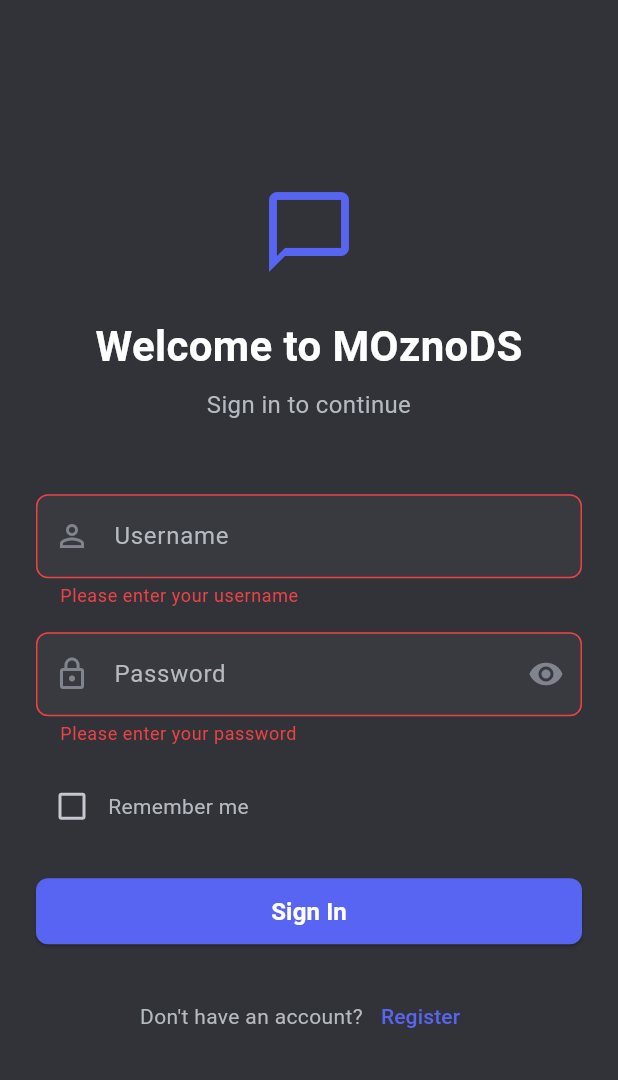
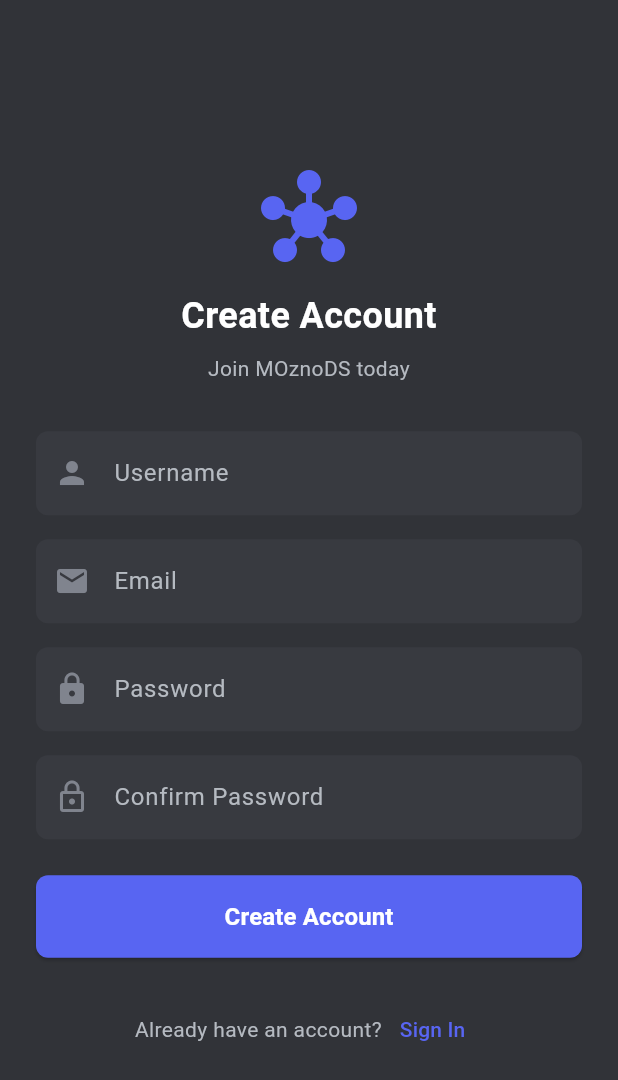
Before and after one commit to MikhailOznobikhin/moznods, a Flutter app: the screen it shows after launch, after a tap on "Sign In", after a tap on "Register", on a phone screen of 412 x 824 dp. Shown: the top 1080 px of the screen. Run offline on Flutter 3.47's test engine with Material 3 defaults, Android fonts, the phone set to English and light mode, and no system bars; our stand-ins replace audioplayers, dio, file_picker, flutter_riverpod, flutter_secure_storage, go_router and 1 more; missing offline and left inert: flutter_webrtc; network calls fail.

Commit message:
flutter fix

```diff
--- a/moznods_flutter/lib/api/router.dart
+++ b/moznods_flutter/lib/api/router.dart
@@ -3,6 +3,7 @@ import 'package:flutter_riverpod/flutter_riverpod.dart';
 import '../store/auth_provider.dart';
 import '../ui/screens/dashboard_layout.dart';
 import '../ui/screens/login_screen.dart';
+import '../ui/screens/register_screen.dart';
 
 final routerProvider = Provider<GoRouter>((ref) {
   final authState = ref.watch(authProvider);
@@ -12,9 +13,10 @@ final routerProvider = Provider<GoRouter>((ref) {
     redirect: (context, state) {
       final isLoggedIn = authState.user != null;
       final isLoggingIn = state.matchedLocation == '/login';
+      final isRegistering = state.matchedLocation == '/register';
 
-      if (!isLoggedIn && !isLoggingIn) return '/login';
-      if (isLoggedIn && isLoggingIn) return '/';
+      if (!isLoggedIn && !isLoggingIn && !isRegistering) return '/login';
+      if (isLoggedIn && (isLoggingIn || isRegistering)) return '/';
       return null;
     },
     routes: [
@@ -32,6 +34,10 @@ final routerProvider = Provider<GoRouter>((ref) {
         ],
       ),
       GoRoute(path: '/login', builder: (context, state) => const LoginScreen()),
+      GoRoute(
+        path: '/register',
+        builder: (context, state) => const RegisterScreen(),
+      ),
     ],
   );
 });
--- a/moznods_flutter/lib/store/chat_provider.dart
+++ b/moznods_flutter/lib/store/chat_provider.dart
@@ -57,7 +57,7 @@ class ChatNotifier extends StateNotifier<ChatState> {
   Future<void> fetchMessages(int roomId) async {
     state = state.copyWith(isLoading: true, error: null);
     try {
-      final response = await _client.dio.get('/api/chat/$roomId/messages/');
+      final response = await _client.dio.get('/api/rooms/$roomId/messages/');
       final dynamic data = response.data;
       List results;
       if (data is List) {
--- a/moznods_flutter/lib/ui/screens/login_screen.dart
+++ b/moznods_flutter/lib/ui/screens/login_screen.dart
@@ -183,7 +183,7 @@ class _LoginScreenState extends ConsumerState<LoginScreen> {
                         style: TextStyle(color: Color(0xFFB5BAC1)),
                       ),
                       TextButton(
-                        onPressed: () {},
+                        onPressed: () => context.go('/register'),
                         child: const Text(
                           'Register',
                           style: TextStyle(color: Color(0xFF5865F2)),
--- /dev/null
+++ b/moznods_flutter/lib/ui/screens/register_screen.dart
@@ -0,0 +1,277 @@
+import 'package:flutter/material.dart';
+import 'package:go_router/go_router.dart';
+import 'package:dio/dio.dart';
+import '../../api/dio_client.dart';
+
+class RegisterScreen extends StatefulWidget {
+  const RegisterScreen({super.key});
+
+  @override
+  State<RegisterScreen> createState() => _RegisterScreenState();
+}
+
+class _RegisterScreenState extends State<RegisterScreen> {
+  final _formKey = GlobalKey<FormState>();
+  final _usernameController = TextEditingController();
+  final _emailController = TextEditingController();
+  final _passwordController = TextEditingController();
+  final _confirmPasswordController = TextEditingController();
+  bool _isLoading = false;
+  String? _errorMessage;
+
+  @override
+  void dispose() {
+    _usernameController.dispose();
+    _emailController.dispose();
+    _passwordController.dispose();
+    _confirmPasswordController.dispose();
+    super.dispose();
+  }
+
+  Future<void> _handleRegister() async {
+    if (!_formKey.currentState!.validate()) return;
+
+    setState(() {
+      _isLoading = true;
+      _errorMessage = null;
+    });
+
+    try {
+      final client = DioClient();
+      await client.dio.post(
+        '/api/auth/register/',
+        data: {
+          'username': _usernameController.text.trim(),
+          'email': _emailController.text.trim(),
+          'password': _passwordController.text,
+          'password_confirm': _confirmPasswordController.text,
+        },
+      );
+
+      if (mounted) {
+        ScaffoldMessenger.of(context).showSnackBar(
+          const SnackBar(
+            content: Text('Registration successful! Please login.'),
+            backgroundColor: Colors.green,
+          ),
+        );
+        context.go('/login');
+      }
+    } on DioException catch (e) {
+      setState(() {
+        _errorMessage =
+            e.response?.data?['detail'] ??
+            e.response?.data?['message'] ??
+            'Registration failed. Please try again.';
+      });
+    } catch (e) {
+      setState(() {
+        _errorMessage = 'An unexpected error occurred.';
+      });
+    } finally {
+      if (mounted) {
+        setState(() {
+          _isLoading = false;
+        });
+      }
+    }
+  }
+
+  @override
+  Widget build(BuildContext context) {
+    return Scaffold(
+      backgroundColor: const Color(0xFF313338),
+      body: Center(
+        child: SingleChildScrollView(
+          padding: const EdgeInsets.all(24),
+          child: ConstrainedBox(
+            constraints: const BoxConstraints(maxWidth: 400),
+            child: Form(
+              key: _formKey,
+              child: Column(
+                mainAxisAlignment: MainAxisAlignment.center,
+                crossAxisAlignment: CrossAxisAlignment.stretch,
+                children: [
+                  const Icon(Icons.hub, size: 64, color: Color(0xFF5865F2)),
+                  const SizedBox(height: 16),
+                  const Text(
+                    'Create Account',
+                    textAlign: TextAlign.center,
+                    style: TextStyle(
+                      fontSize: 24,
+                      fontWeight: FontWeight.bold,
+                      color: Colors.white,
+                    ),
+                  ),
+                  const SizedBox(height: 8),
+                  const Text(
+                    'Join MOznoDS today',
+                    textAlign: TextAlign.center,
+                    style: TextStyle(fontSize: 14, color: Color(0xFFB5BAC1)),
+                  ),
+                  const SizedBox(height: 32),
+                  if (_errorMessage != null)
+                    Container(
+                      padding: const EdgeInsets.all(12),
+                      margin: const EdgeInsets.only(bottom: 16),
+                      decoration: BoxDecoration(
+                        color: Colors.red.withValues(alpha: 0.1),
+                        borderRadius: BorderRadius.circular(8),
+                        border: Border.all(
+                          color: Colors.red.withValues(alpha: 0.3),
+                        ),
+                      ),
+                      child: Text(
+                        _errorMessage!,
+                        style: const TextStyle(color: Colors.red),
+                        textAlign: TextAlign.center,
+                      ),
+                    ),
+                  TextFormField(
+                    controller: _usernameController,
+                    decoration: _inputDecoration(
+                      label: 'Username',
+                      icon: Icons.person,
+                    ),
+                    validator: (value) {
+                      if (value == null || value.trim().isEmpty) {
+                        return 'Please enter a username';
+                      }
+                      if (value.trim().length < 3) {
+                        return 'Username must be at least 3 characters';
+                      }
+                      return null;
+                    },
+                  ),
+                  const SizedBox(height: 16),
+                  TextFormField(
+                    controller: _emailController,
+                    decoration: _inputDecoration(
+                      label: 'Email',
+                      icon: Icons.email,
+                    ),
+                    keyboardType: TextInputType.emailAddress,
+                    validator: (value) {
+                      if (value == null || value.trim().isEmpty) {
+                        return 'Please enter an email';
+                      }
+                      if (!RegExp(
+                        r'^[\w-\.]+@([\w-]+\.)+[\w-]{2,4}$',
+                      ).hasMatch(value)) {
+                        return 'Please enter a valid email';
+                      }
+                      return null;
+                    },
+                  ),
+                  const SizedBox(height: 16),
+                  TextFormField(
+                    controller: _passwordController,
+                    decoration: _inputDecoration(
+                      label: 'Password',
+                      icon: Icons.lock,
+                    ),
+                    obscureText: true,
+                    validator: (value) {
+                      if (value == null || value.isEmpty) {
+                        return 'Please enter a password';
+                      }
+                      if (value.length < 8) {
+                        return 'Password must be at least 8 characters';
+                      }
+                      return null;
+                    },
+                  ),
+                  const SizedBox(height: 16),
+                  TextFormField(
+                    controller: _confirmPasswordController,
+                    decoration: _inputDecoration(
+                      label: 'Confirm Password',
+                      icon: Icons.lock_outline,
+                    ),
+                    obscureText: true,
+                    validator: (value) {
+                      if (value != _passwordController.text) {
+                        return 'Passwords do not match';
+                      }
+                      return null;
+                    },
+                  ),
+                  const SizedBox(height: 24),
+                  ElevatedButton(
+                    onPressed: _isLoading ? null : _handleRegister,
+                    style: ElevatedButton.styleFrom(
+                      backgroundColor: const Color(0xFF5865F2),
+                      foregroundColor: Colors.white,
+                      padding: const EdgeInsets.symmetric(vertical: 16),
+                      shape: RoundedRectangleBorder(
+                        borderRadius: BorderRadius.circular(8),
+                      ),
+                    ),
+                    child: _isLoading
+                        ? const SizedBox(
+                            height: 20,
+                            width: 20,
+                            child: CircularProgressIndicator(
+                              strokeWidth: 2,
+                              color: Colors.white,
+                            ),
+                          )
+                        : const Text(
+                            'Create Account',
+                            style: TextStyle(
+                              fontSize: 16,
+                              fontWeight: FontWeight.bold,
+                            ),
+                          ),
+                  ),
+                  const SizedBox(height: 24),
+                  Row(
+                    mainAxisAlignment: MainAxisAlignment.center,
+                    children: [
+                      const Text(
+                        'Already have an account?',
+                        style: TextStyle(color: Color(0xFFB5BAC1)),
+                      ),
+                      TextButton(
+                        onPressed: () => context.go('/login'),
+                        child: const Text(
+                          'Sign In',
+                          style: TextStyle(color: Color(0xFF5865F2)),
+                        ),
+                      ),
+                    ],
+                  ),
+                ],
+              ),
+            ),
+          ),
+        ),
+      ),
+    );
+  }
+
+  InputDecoration _inputDecoration({
+    required String label,
+    required IconData icon,
+  }) {
+    return InputDecoration(
+      labelText: label,
+      labelStyle: const TextStyle(color: Color(0xFFB5BAC1)),
+      prefixIcon: Icon(icon, color: const Color(0xFF80848E)),
+      filled: true,
+      fillColor: const Color(0xFF383A40),
+      border: OutlineInputBorder(
+        borderRadius: BorderRadius.circular(8),
+        borderSide: BorderSide.none,
+      ),
+      focusedBorder: OutlineInputBorder(
+        borderRadius: BorderRadius.circular(8),
+        borderSide: const BorderSide(color: Color(0xFF5865F2), width: 2),
+      ),
+      errorBorder: OutlineInputBorder(
+        borderRadius: BorderRadius.circular(8),
+        borderSide: const BorderSide(color: Colors.red, width: 1),
+      ),
+    );
+  }
+}
```
Also changed, not shown: moznods_flutter/lib/store/room_provider.dart (+18 -5 lines), 6 other files.
